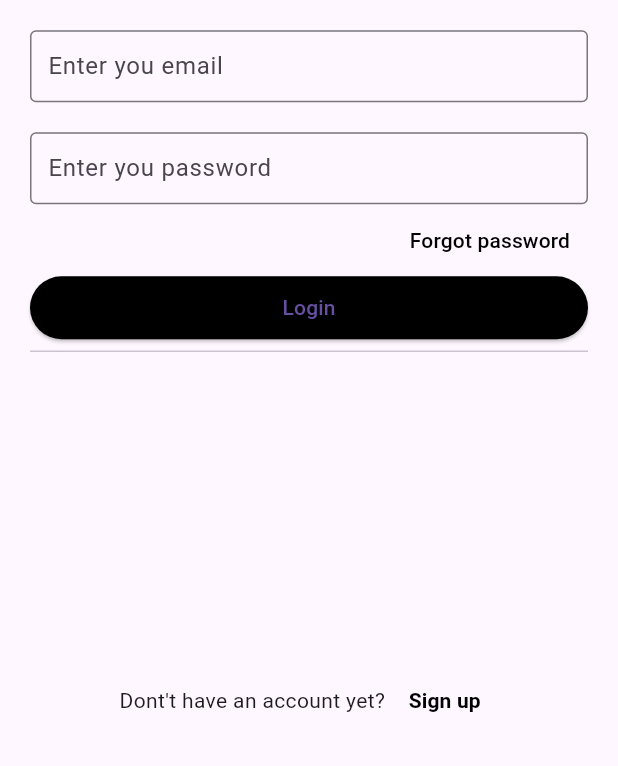
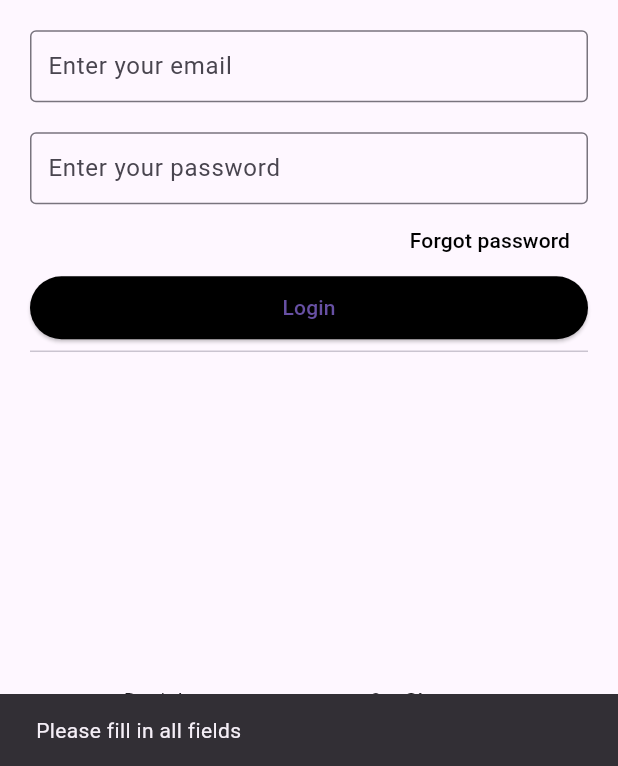
Before and after one commit to CntrlQ/threads, a Flutter app: the screen it shows after launch, after a tap on "Login", on a phone screen of 412 x 824 dp, the part 470-1236 px from its top. Run offline on Flutter 3.47's test engine with Material 3 defaults, Android fonts, the phone set to English and light mode, and no system bars; our stand-ins replace cached_network_image, cloud_firestore, firebase_auth, firebase_core, firebase_storage, flutter_staggered_animations and 3 more; accounts and stored records are empty.

Commit message:
Enhance LoginScreen functionality by adding Firestore user profile creation and input validation. Implement loading state during login process and improve error handling for authentication failures. Update UI elements for better user experience, including input field hints and button states.

```diff
--- a/lib/screens/login.dart
+++ b/lib/screens/login.dart
@@ -1,9 +1,9 @@
 import 'dart:developer';
-
+import 'package:cloud_firestore/cloud_firestore.dart';
 import 'package:firebase_auth/firebase_auth.dart';
 import 'package:flutter/material.dart';
 import 'package:thread_clone_flutter/screens/home.dart';
-
+import 'package:thread_clone_flutter/model/user.dart';
 import 'signup.dart';
 
 class LoginScreen extends StatefulWidget {
@@ -16,22 +16,76 @@ class LoginScreen extends StatefulWidget {
 class _LoginScreenState extends State<LoginScreen> {
   final emailController = TextEditingController();
   final passwordController = TextEditingController();
+  bool _isLoading = false;
 
   Future<void> login() async {
+    if (emailController.text.trim().isEmpty || passwordController.text.trim().isEmpty) {
+      ScaffoldMessenger.of(context).showSnackBar(
+        const SnackBar(content: Text('Please fill in all fields')),
+      );
+      return;
+    }
+
+    setState(() {
+      _isLoading = true;
+    });
+
     try {
-      await FirebaseAuth.instance.signInWithEmailAndPassword(
+      // Sign in with Firebase Auth
+      final userCredential = await FirebaseAuth.instance.signInWithEmailAndPassword(
         email: emailController.text.trim(),
         password: passwordController.text.trim(),
       );
-    } catch (e) {
-      // ignore: avoid_print
-      print(e);
-      log(e.toString());
-      return;
+
+      // Check if user exists in Firestore
+      final userDoc = await FirebaseFirestore.instance
+          .collection('users')
+          .doc(userCredential.user!.uid)
+          .get();
+
+      if (!userDoc.exists) {
+        // Create a basic user profile if it doesn't exist
+        final newUser = UserModel(
+          id: userCredential.user!.uid,
+          name: userCredential.user!.email!.split('@')[0],
+          username: userCredential.user!.email!.split('@')[0].toLowerCase(),
+          followers: [],
+          following: [],
+        );
+
+        await FirebaseFirestore.instance
+            .collection('users')
+            .doc(userCredential.user!.uid)
+            .set(newUser.toMap());
       }
+
       if (mounted) {
         Navigator.pushReplacement(
-          context, MaterialPageRoute(builder: (context) => const Home()));
+          context,
+          MaterialPageRoute(builder: (context) => const Home()),
+        );
+      }
+    } on FirebaseAuthException catch (e) {
+      String message = 'An error occurred';
+      if (e.code == 'user-not-found') {
+        message = 'No user found with this email';
+      } else if (e.code == 'wrong-password') {
+        message = 'Wrong password';
+      } else if (e.code == 'invalid-email') {
+        message = 'Invalid email address';
+      }
+      ScaffoldMessenger.of(context).showSnackBar(SnackBar(content: Text(message)));
+    } catch (e) {
+      log(e.toString());
+      ScaffoldMessenger.of(context).showSnackBar(
+        const SnackBar(content: Text('An error occurred')),
+      );
+    } finally {
+      if (mounted) {
+        setState(() {
+          _isLoading = false;
+        });
+      }
     }
   }
 
@@ -57,16 +111,12 @@ class _LoginScreenState extends State<LoginScreen> {
                   controller: emailController,
                   decoration: const InputDecoration(
                     contentPadding: EdgeInsets.all(8),
-                  hintText: 'Enter you email',
+                    hintText: 'Enter your email',
                     border: OutlineInputBorder(
-                    borderSide: BorderSide(
-                      color: Colors.grey,
-                    ),
+                      borderSide: BorderSide(color: Colors.grey),
                     ),
                     focusedBorder: OutlineInputBorder(
-                    borderSide: BorderSide(
-                      color: Colors.grey,
-                    ),
+                      borderSide: BorderSide(color: Colors.grey),
                     ),
                   ),
                 ),
@@ -75,18 +125,15 @@ class _LoginScreenState extends State<LoginScreen> {
                 padding: const EdgeInsets.only(top: 20.0),
                 child: TextFormField(
                   controller: passwordController,
+                  obscureText: true,
                   decoration: const InputDecoration(
                     contentPadding: EdgeInsets.all(8),
-                  hintText: 'Enter you password',
+                    hintText: 'Enter your password',
                     border: OutlineInputBorder(
-                    borderSide: BorderSide(
-                      color: Colors.grey,
-                    ),
+                      borderSide: BorderSide(color: Colors.grey),
                     ),
                     focusedBorder: OutlineInputBorder(
-                    borderSide: BorderSide(
-                      color: Colors.grey,
-                    ),
+                      borderSide: BorderSide(color: Colors.grey),
                     ),
                   ),
                 ),
@@ -98,9 +145,7 @@ class _LoginScreenState extends State<LoginScreen> {
                     onPressed: () {},
                     child: const Text(
                       'Forgot password',
-                    style: TextStyle(
-                      color: Colors.black,
-                    ),
+                      style: TextStyle(color: Colors.black),
                     ),
                   ),
                 ],
@@ -109,9 +154,21 @@ class _LoginScreenState extends State<LoginScreen> {
                 width: double.infinity,
                 height: 42,
                 child: ElevatedButton(
-                onPressed: login,
-                style: ElevatedButton.styleFrom(backgroundColor: Colors.black),
-                child: const Text("Login"),
+                  onPressed: _isLoading ? null : login,
+                  style: ElevatedButton.styleFrom(
+                    backgroundColor: Colors.black,
+                    disabledBackgroundColor: Colors.grey,
+                  ),
+                  child: _isLoading
+                      ? const SizedBox(
+                          height: 20,
+                          width: 20,
+                          child: CircularProgressIndicator(
+                            strokeWidth: 2,
+                            valueColor: AlwaysStoppedAnimation<Color>(Colors.white),
+                          ),
+                        )
+                      : const Text("Login"),
                 ),
               ),
               const Divider(),
@@ -119,25 +176,28 @@ class _LoginScreenState extends State<LoginScreen> {
               Row(
                 mainAxisAlignment: MainAxisAlignment.center,
                 children: [
-                const Text("Dont't have an account yet? "),
+                  const Text("Don't have an account yet? "),
                   TextButton(
                     onPressed: () {
                       Navigator.push(
                         context,
-                        MaterialPageRoute(
-                            builder: (context) => const SignupScreen()));
+                        MaterialPageRoute(builder: (context) => const SignupScreen()),
+                      );
                     },
                     child: const Text(
                       "Sign up",
                       style: TextStyle(
-                        fontWeight: FontWeight.bold, color: Colors.black),
+                        fontWeight: FontWeight.bold,
+                        color: Colors.black,
+                      ),
                     ),
                   ),
                 ],
               )
             ],
           ),
-      )),
+        ),
+      ),
     );
   }
 }
```
Lines whose indentation alone changed are shown as unchanged.
